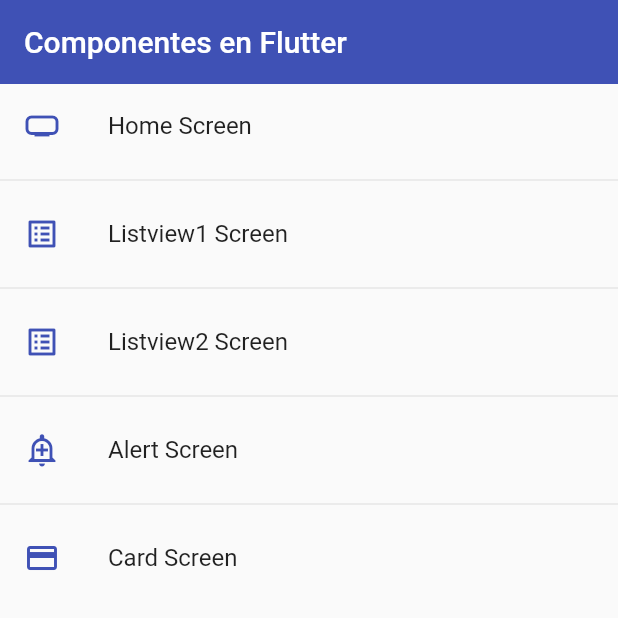
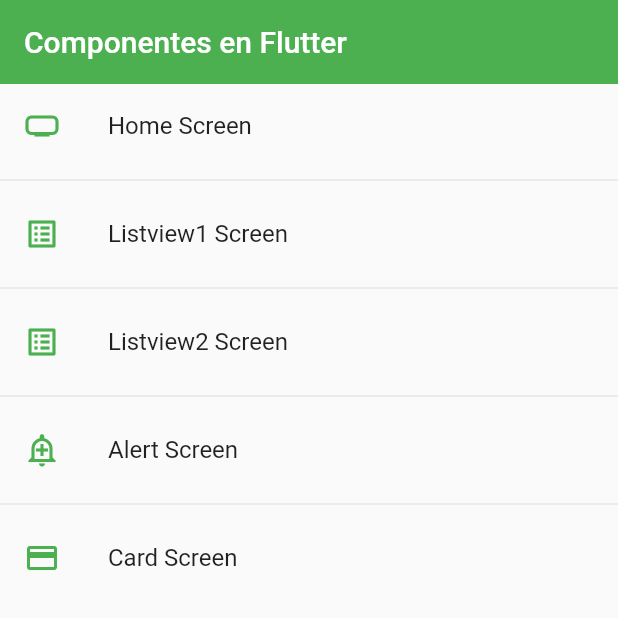
Before and after one commit to irwinet/app_flutter_component_v2, a Flutter app: the screen it shows after launch, on a phone screen of 412 x 824 dp, the top half of it. Run offline on Flutter 3.47's test engine with Material 2 defaults, Android fonts, the phone set to English and light mode, and no system bars.

Commit message:
Theme config

```diff
--- a/lib/main.dart
+++ b/lib/main.dart
@@ -1,5 +1,5 @@
 import 'package:app_flutter_component_v2/router/app_routes.dart';
-import 'package:app_flutter_component_v2/screens/screens.dart';
+import 'package:app_flutter_component_v2/theme/app_theme.dart';
 import 'package:flutter/material.dart';
 
 void main() => runApp(const MyApp());
@@ -16,6 +16,7 @@
       initialRoute: AppRoutes.initialRoute,
       routes: AppRoutes.getAppRoutes(),
       onGenerateRoute: AppRoutes.onGenerateRoute,
+      theme: AppTheme.lightTheme
     );
   }
 }
--- a/lib/screens/home_screen.dart
+++ b/lib/screens/home_screen.dart
@@ -1,5 +1,6 @@
 
 import 'package:app_flutter_component_v2/router/app_routes.dart';
+import 'package:app_flutter_component_v2/theme/app_theme.dart';
 import 'package:flutter/material.dart';
 
 class HomeScreen extends StatelessWidget {
@@ -14,14 +15,14 @@
     return Scaffold(
       appBar: AppBar(
         title: const Text('Componentes en Flutter'),
-        elevation: 0,
-        backgroundColor: Colors.indigo,
+        // elevation: 0,
+        // backgroundColor: Colors.indigo,
       ),
       body: ListView.separated(
         itemCount: menuOptions.length,
         itemBuilder: (context, index) => ListTile(
           title: Text(menuOptions[index].name),
-          leading: Icon(menuOptions[index].icon, color: Colors.indigo,),
+          leading: Icon(menuOptions[index].icon, color: AppTheme.primary,),
           onTap: () {
             // final route = MaterialPageRoute(
             //   builder: (context) => Listview1Screen(),
--- a/lib/screens/listview2_screen.dart
+++ b/lib/screens/listview2_screen.dart
@@ -11,8 +11,8 @@
     return Scaffold(
       appBar: AppBar(
         title: const Text('Listview Tipo 2'),
-        elevation: 0,
-        backgroundColor: Colors.indigo,
+        // elevation: 0,
+        // backgroundColor: Colors.indigo,
       ),
       body: ListView.separated(
         itemCount: options.length,
--- /dev/null
+++ b/lib/theme/app_theme.dart
@@ -0,0 +1,15 @@
+import 'package:flutter/material.dart';
+
+class AppTheme {
+  static const Color primary = Colors.green;
+  static final ThemeData lightTheme = ThemeData.light().copyWith(
+      primaryColor: primary,
+      appBarTheme: const AppBarTheme(color: primary, elevation: 0)
+  );
+
+  static final ThemeData darkTheme = ThemeData.dark().copyWith(
+      primaryColor: primary,
+      appBarTheme: const AppBarTheme(color: primary, elevation: 0),
+      scaffoldBackgroundColor: Colors.black
+  );
+}
```
